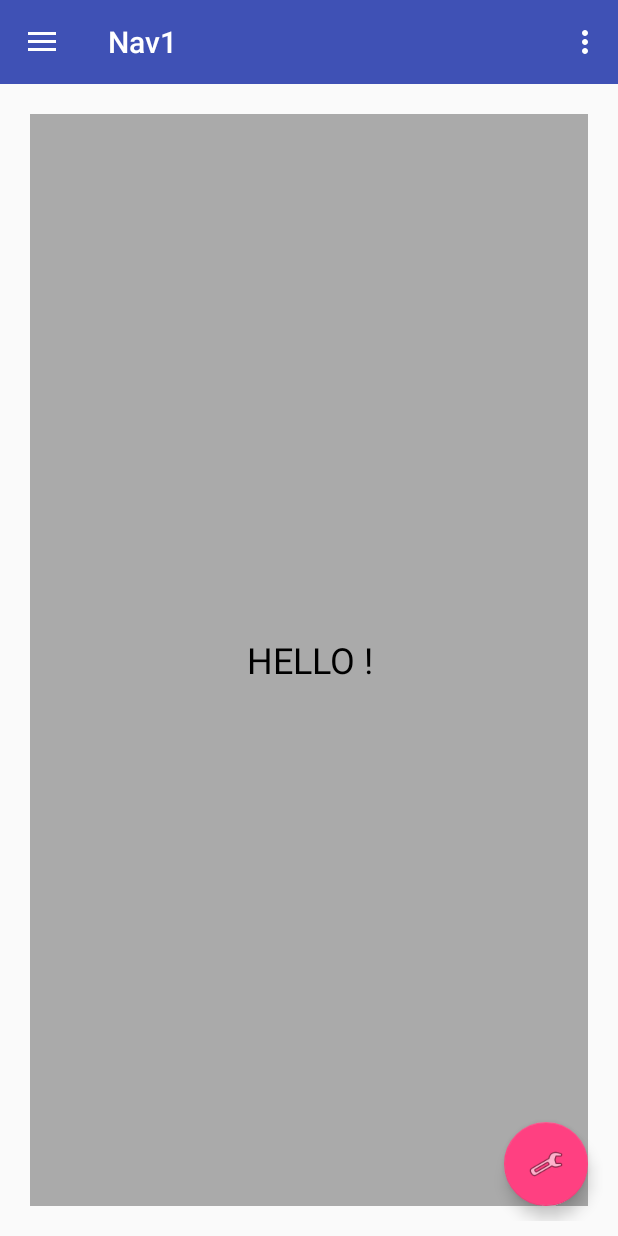
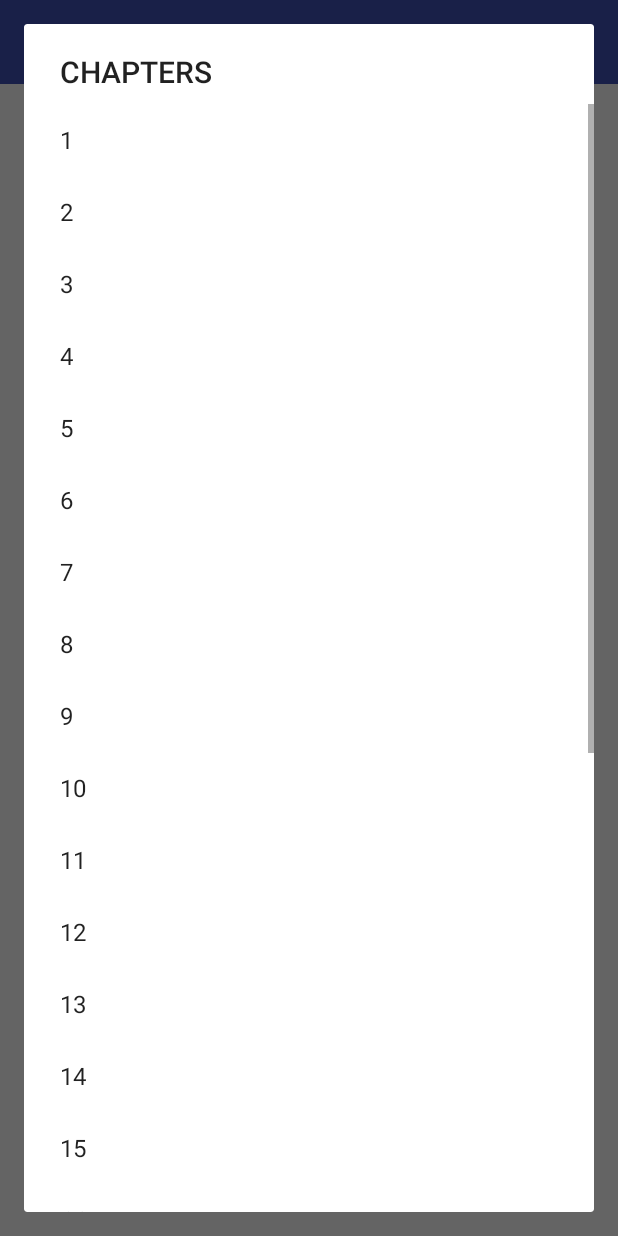
Before and after one commit to rationalcode/Nav1, an Android app: the screen it shows after launch (MainActivity), after a tap on "Import", on a phone screen of 412 x 824 dp. Run offline under Robolectric (Android 15) with nearby library versions, the phone set to English and light mode, and no system bars; 1 other tap on this screen came first.

Commit message:
add DialogFragment - AlertDialog

```diff
--- a/app/src/main/java/com/example/admin/nav1/MainActivity.java
+++ b/app/src/main/java/com/example/admin/nav1/MainActivity.java
@@ -4,6 +4,7 @@ import android.os.Bundle;
 import android.support.v4.app.Fragment;
 import android.support.v4.app.FragmentManager;
 import android.support.v4.app.FragmentTransaction;
+import android.support.v7.widget.LinearLayoutManager;
 import android.support.v7.widget.RecyclerView;
 import android.support.design.widget.NavigationView;
 import android.support.v4.view.GravityCompat;
@@ -13,11 +14,18 @@ import android.support.v7.app.AppCompatActivity;
 import android.support.v7.widget.Toolbar;
 import android.view.Menu;
 import android.view.MenuItem;
+import android.view.ViewGroup;
+import android.widget.LinearLayout;
+import android.widget.TextView;
 
 import com.example.admin.nav1.controller.FragmentHelper;
+import com.example.admin.nav1.ui.ChapterDialogFragment;
 import com.example.admin.nav1.ui.PictureFragment;
 import com.example.admin.nav1.ui.RVFagment;
 import com.example.admin.nav1.ui.TextFragment;
+
+import static com.example.admin.nav1.ui.TextFragment.addButton;
+import static com.example.admin.nav1.ui.TextFragment.setText;
 
 public class MainActivity extends AppCompatActivity
         implements NavigationView.OnNavigationItemSelectedListener {
@@ -30,6 +38,7 @@ public class MainActivity extends AppCompatActivity
     public static RVFagment rvFagment;
     public static PictureFragment pictureFragment;
     public static TextFragment textFragment;
+    public static ChapterDialogFragment chapterDialogFragment;
 
     @Override
     protected void onCreate(Bundle savedInstanceState) {
@@ -55,6 +64,7 @@ public class MainActivity extends AppCompatActivity
         recyclerView = findViewById(R.id.rv);
 
         fragmentHelper = new FragmentHelper(this);
+        chapterDialogFragment = new ChapterDialogFragment();
 
 
     }
@@ -101,8 +111,11 @@ public class MainActivity extends AppCompatActivity
 
             case R.id.nav_camera:
 
-                TextFragment.text = "HELLO !";
-                fragmentHelper.replaceFragment(textFragment);
+
+                //TextFragment.text = "HELLO !";
+                //fragmentHelper.replaceFragment(chapterDialogFragment);
+
+                chapterDialogFragment.show(getSupportFragmentManager(),"dialog_fragment");
 
                 break;
             case R.id.nav_gallery:
@@ -120,4 +133,13 @@ public class MainActivity extends AppCompatActivity
     }
 
 
+    public void onUserSelectValue(Integer selectedValue) {
+
+        addButton = false;
+        setText (Integer.toString(selectedValue));
+
+        fragmentHelper.replaceFragment(new TextFragment());
+
+        //selected item from 0
+    }
 }
--- a/app/src/main/java/com/example/admin/nav1/controller/AdapterRV.java
+++ b/app/src/main/java/com/example/admin/nav1/controller/AdapterRV.java
@@ -59,6 +59,7 @@ public class AdapterRV extends RecyclerView.Adapter <AdapterRV.ViewHolder> {
 
 
                 TextFragment.text = Integer.toString(position);
+                TextFragment.addButton = true;
                 TextFragment textFragment = new TextFragment();
 
                 fragmentHelper.replaceFragment(textFragment);
--- a/app/src/main/java/com/example/admin/nav1/controller/FragmentHelper.java
+++ b/app/src/main/java/com/example/admin/nav1/controller/FragmentHelper.java
@@ -23,9 +23,10 @@ public class FragmentHelper extends FragmentActivity {
     public void replaceFragment (Fragment fragment){
 
         fragmentTransaction = activity.getSupportFragmentManager().beginTransaction();
-        fragmentTransaction.replace(R.id.fragment, fragment);
-        fragmentTransaction.addToBackStack(null);
-        fragmentTransaction.commit();
+        fragmentTransaction
+                    .replace(R.id.fragment, fragment)
+                    .addToBackStack(null)
+                    .commit();
 
     }
 
--- /dev/null
+++ b/app/src/main/java/com/example/admin/nav1/ui/ChapterDialogFragment.java
@@ -0,0 +1,33 @@
+package com.example.admin.nav1.ui;
+
+
+import android.app.Dialog;
+import android.content.DialogInterface;
+import android.os.Bundle;
+import android.support.v4.app.DialogFragment;
+import android.support.v7.app.AlertDialog;
+
+import com.example.admin.nav1.MainActivity;
+import com.example.admin.nav1.R;
+
+public class ChapterDialogFragment extends android.support.v4.app.DialogFragment {
+
+    @Override
+    public Dialog onCreateDialog(Bundle savedInstanceState) {
+        AlertDialog.Builder builder = new AlertDialog.Builder(getActivity());
+
+        builder.setTitle("CHAPTERS")
+                .setItems(R.array.numbers, new DialogInterface.OnClickListener() {
+                    public void onClick(DialogInterface dialog, int which) {
+                        // The 'which' argument contains the index position
+                        // of the selected item
+                        MainActivity callingActivity = (MainActivity) getActivity();
+                        callingActivity.onUserSelectValue(which);
+                        dialog.dismiss();
+
+                    }
+                });
+
+        return builder.create();
+    }
+}
--- a/app/src/main/res/values/strings.xml
+++ b/app/src/main/res/values/strings.xml
@@ -6,4 +6,32 @@
     <string name="nav_header_subtitle">android.studio@android.com</string>
     <string name="nav_header_desc">Navigation header</string>
     <string name="action_settings">Settings</string>
+    <string-array name="numbers">
+        <item>1</item>
+        <item>2</item>
+        <item>3</item>
+        <item>4</item>
+        <item>5</item>
+        <item>6</item>
+        <item>7</item>
+        <item>8</item>
+        <item>9</item>
+        <item>10</item>
+        <item>11</item>
+        <item>12</item>
+        <item>13</item>
+        <item>14</item>
+        <item>15</item>
+        <item>16</item>
+        <item>17</item>
+        <item>18</item>
+        <item>19</item>
+        <item>20</item>
+        <item>21</item>
+        <item>22</item>
+        <item>23</item>
+        <item>24</item>
+        <item>25</item>
+        <item>26</item>
+    </string-array>
 </resources>
```
Also changed, not shown: app/src/main/java/com/example/admin/nav1/ui/TextFragment.java (+14 -0 lines), app/src/main/res/layout/text_dialog_fragment.xml (added, +13 -0 lines).
